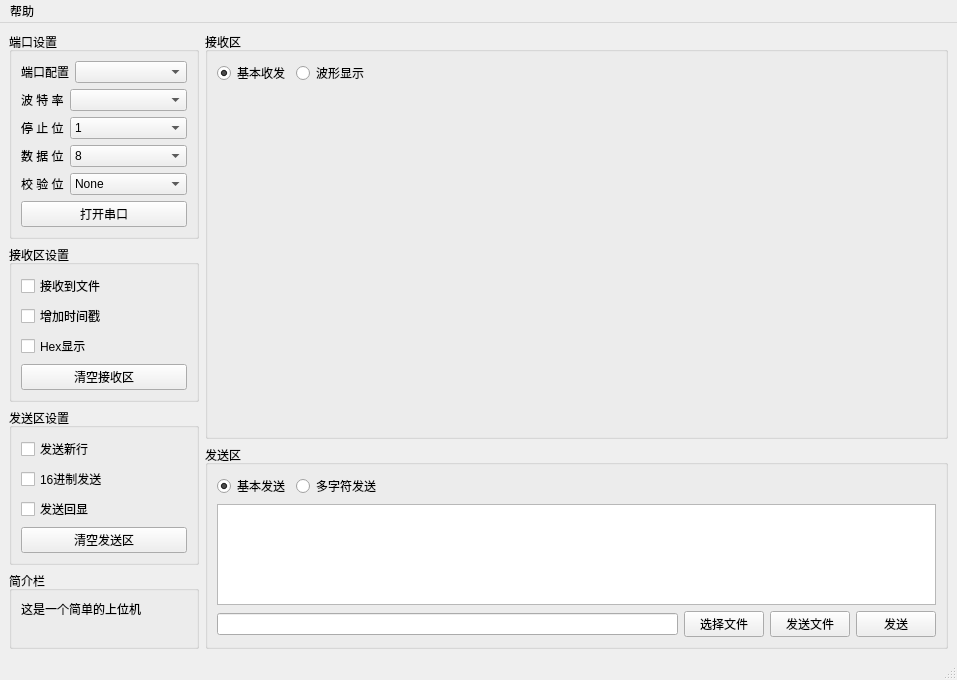
First picture: the form in mainwindow.ui, repository snqx-lqh/JYSWJ, before the edit.
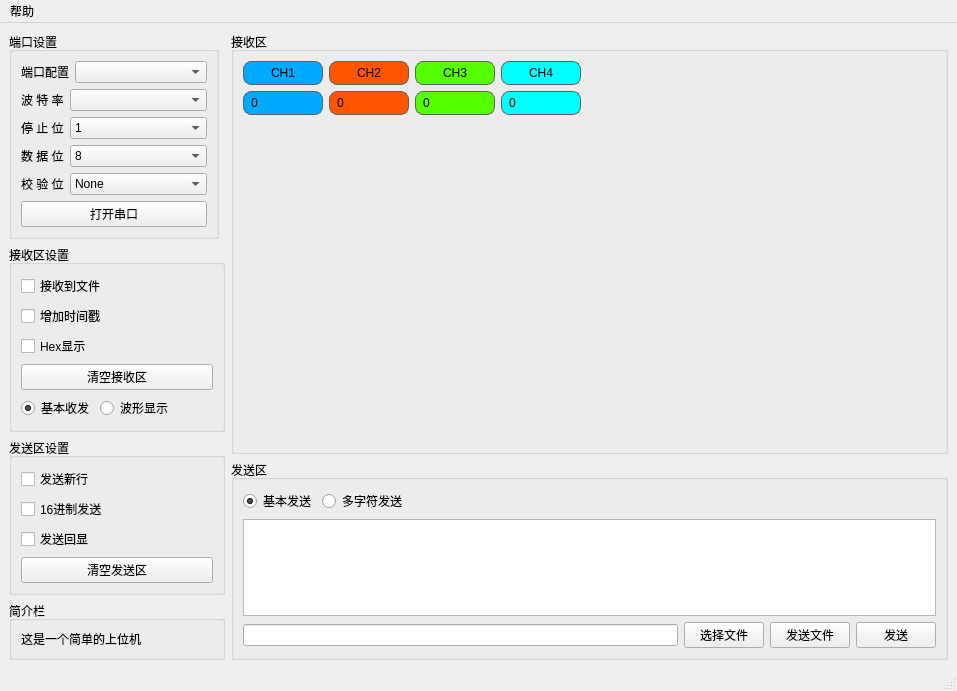
Second picture: the form after the edit. The open tabs and pages were chosen to show the change. Icons and pictures are not drawn. Custom widgets are drawn as their Qt base class.

What changed in the file:
```diff
--- a/mainwindow.ui
+++ b/mainwindow.ui
@@ -535,6 +535,43 @@
            </property>
           </widget>
          </item>
+         <item>
+          <layout class="QHBoxLayout" name="horizontalLayout_9">
+           <item>
+            <widget class="QRadioButton" name="rB_BasicComunication">
+             <property name="text">
+              <string>基本收发</string>
+             </property>
+             <property name="checked">
+              <bool>true</bool>
+             </property>
+            </widget>
+           </item>
+           <item>
+            <widget class="QRadioButton" name="rB_WaveShow">
+             <property name="enabled">
+              <bool>true</bool>
+             </property>
+             <property name="text">
+              <string>波形显示</string>
+             </property>
+            </widget>
+           </item>
+           <item>
+            <spacer name="horizontalSpacer">
+             <property name="orientation">
+              <enum>Qt::Horizontal</enum>
+             </property>
+             <property name="sizeHint" stdset="0">
+              <size>
+               <width>40</width>
+               <height>20</height>
+              </size>
+             </property>
+            </spacer>
+           </item>
+          </layout>
+         </item>
         </layout>
        </widget>
       </item>
@@ -610,7 +647,7 @@
      </layout>
     </item>
     <item>
-     <layout class="QVBoxLayout" name="verticalLayout_2" stretch="2,1">
+     <layout class="QVBoxLayout" name="verticalLayout_2" stretch="0,0">
       <item>
        <widget class="QGroupBox" name="groupBox_4">
         <property name="minimumSize">
@@ -623,42 +660,11 @@
          <string>接收区</string>
         </property>
         <layout class="QVBoxLayout" name="verticalLayout_6">
-         <item>
-          <layout class="QHBoxLayout" name="horizontalLayout_9">
-           <item>
-            <widget class="QRadioButton" name="rB_BasicComunication">
-             <property name="text">
-              <string>基本收发</string>
-             </property>
-             <property name="checked">
-              <bool>true</bool>
-             </property>
-            </widget>
-           </item>
-           <item>
-            <widget class="QRadioButton" name="rB_WaveShow">
-             <property name="text">
-              <string>波形显示</string>
-             </property>
-            </widget>
-           </item>
-           <item>
-            <spacer name="horizontalSpacer">
-             <property name="orientation">
-              <enum>Qt::Horizontal</enum>
-             </property>
-             <property name="sizeHint" stdset="0">
-              <size>
-               <width>40</width>
-               <height>20</height>
-              </size>
-             </property>
-            </spacer>
-           </item>
-          </layout>
-         </item>
          <item>
           <widget class="QStackedWidget" name="stackedWidget_Recv">
+           <property name="frameShape">
+            <enum>QFrame::NoFrame</enum>
+           </property>
            <property name="currentIndex">
             <number>0</number>
            </property>
@@ -682,7 +688,199 @@
             </layout>
            </widget>
            <widget class="QWidget" name="page_4">
-            <layout class="QVBoxLayout" name="verticalLayout_16"/>
+            <layout class="QVBoxLayout" name="verticalLayout_16">
+             <property name="leftMargin">
+              <number>0</number>
+             </property>
+             <property name="topMargin">
+              <number>0</number>
+             </property>
+             <property name="rightMargin">
+              <number>0</number>
+             </property>
+             <property name="bottomMargin">
+              <number>0</number>
+             </property>
+             <item>
+              <layout class="QGridLayout" name="gridLayout_2">
+               <item row="0" column="2">
+                <widget class="QPushButton" name="btn_CH3">
+                 <property name="styleSheet">
+                  <string notr="true">background-color:rgb(85, 255, 0);
+border-radius:8px;
+border:1px solid #606060;
+padding:4px;</string>
+                 </property>
+                 <property name="text">
+                  <string>CH3</string>
+                 </property>
+                </widget>
+               </item>
+               <item row="0" column="0">
+                <widget class="QPushButton" name="btn_CH1">
+                 <property name="styleSheet">
+                  <string notr="true">background-color:rgb(0, 170, 255);
+border-radius:8px;
+border:1px solid #606060;
+padding:4px;</string>
+                 </property>
+                 <property name="text">
+                  <string>CH1</string>
+                 </property>
+                </widget>
+               </item>
+               <item row="1" column="0">
+                <widget class="QLabel" name="label_ch1">
+                 <property name="sizePolicy">
+                  <sizepolicy hsizetype="Preferred" vsizetype="Fixed">
+                   <horstretch>0</horstretch>
+                   <verstretch>0</verstretch>
+                  </sizepolicy>
+                 </property>
+                 <property name="minimumSize">
+                  <size>
+                   <width>80</width>
+                   <height>0</height>
+                  </size>
+                 </property>
+                 <property name="styleSheet">
+                  <string notr="true">background-color:rgb(0, 170, 255);
+border-radius:8px;
+border:1px solid #606060;
+padding:4px;</string>
+                 </property>
+                 <property name="text">
+                  <string>0</string>
+                 </property>
+                </widget>
+               </item>
+               <item row="0" column="4">
+                <spacer name="horizontalSpacer_3">
+                 <property name="orientation">
+                  <enum>Qt::Horizontal</enum>
+                 </property>
+                 <property name="sizeHint" stdset="0">
+                  <size>
+                   <width>40</width>
+                   <height>20</height>
+                  </size>
+                 </property>
+                </spacer>
+               </item>
+               <item row="0" column="3">
+                <widget class="QPushButton" name="btn_CH4">
+                 <property name="styleSheet">
+                  <string notr="true">background-color:rgb(0, 255, 255);
+border-radius:8px;
+border:1px solid #606060;
+padding:4px;</string>
+                 </property>
+                 <property name="text">
+                  <string>CH4</string>
+                 </property>
+                </widget>
+               </item>
+               <item row="0" column="1">
+                <widget class="QPushButton" name="btn_CH2">
+                 <property name="styleSheet">
+                  <string notr="true">background-color:rgb(255, 85, 0);
+border-radius:8px;
+border:1px solid #606060;
+padding:4px;</string>
+                 </property>
+                 <property name="text">
+                  <string>CH2</string>
+                 </property>
+                </widget>
+               </item>
+               <item row="1" column="2">
+                <widget class="QLabel" name="label_ch3">
+                 <property name="sizePolicy">
+                  <sizepolicy hsizetype="Preferred" vsizetype="Preferred">
+                   <horstretch>0</horstretch>
+                   <verstretch>0</verstretch>
+                  </sizepolicy>
+                 </property>
+                 <property name="minimumSize">
+                  <size>
+                   <width>80</width>
+                   <height>0</height>
+                  </size>
+                 </property>
+                 <property name="styleSheet">
+                  <string notr="true">background-color:rgb(85, 255, 0);
+border-radius:8px;
+border:1px solid #606060;
+padding:4px;</string>
+                 </property>
+                 <property name="text">
+                  <string>0</string>
+                 </property>
+                </widget>
+               </item>
+               <item row="1" column="3">
+                <widget class="QLabel" name="label_ch4">
+                 <property name="sizePolicy">
+                  <sizepolicy hsizetype="Preferred" vsizetype="Preferred">
+                   <horstretch>0</horstretch>
+                   <verstretch>0</verstretch>
+                  </sizepolicy>
+                 </property>
+                 <property name="minimumSize">
+                  <size>
+                   <width>80</width>
+                   <height>0</height>
+                  </size>
+                 </property>
+                 <property name="styleSheet">
+                  <string notr="true">background-color:rgb(0, 255, 255);
+border-radius:8px;
+border:1px solid #606060;
+padding:4px;</string>
+                 </property>
+                 <property name="text">
+                  <string>0</string>
+                 </property>
+                </widget>
+               </item>
+               <item row="1" column="1">
+                <widget class="QLabel" name="label_ch2">
+                 <property name="sizePolicy">
+                  <sizepolicy hsizetype="Preferred" vsizetype="Preferred">
+                   <horstretch>0</horstretch>
+                   <verstretch>0</verstretch>
+                  </sizepolicy>
+                 </property>
+                 <property name="minimumSize">
+                  <size>
+                   <width>80</width>
+                   <height>0</height>
+                  </size>
+                 </property>
+                 <property name="styleSheet">
+                  <string notr="true">background-color:rgb(255, 85, 0);
+border-radius:8px;
+border:1px solid #606060;
+padding:4px;</string>
+                 </property>
+                 <property name="text">
+                  <string>0</string>
+                 </property>
+                </widget>
+               </item>
+              </layout>
+             </item>
+             <item>
+              <widget class="QCustomPlot" name="widget_WaveShow" native="true">
+               <property name="sizePolicy">
+                <sizepolicy hsizetype="Preferred" vsizetype="Expanding">
+                 <horstretch>0</horstretch>
+                 <verstretch>0</verstretch>
+                </sizepolicy>
+               </property>
+              </widget>
+             </item>
+            </layout>
            </widget>
           </widget>
          </item>
@@ -691,6 +889,12 @@
       </item>
       <item>
        <widget class="QGroupBox" name="groupBox_send">
+        <property name="maximumSize">
+         <size>
+          <width>16777215</width>
+          <height>200</height>
+         </size>
+        </property>
         <property name="title">
          <string>发送区</string>
         </property>
@@ -893,6 +1097,14 @@
    </property>
   </action>
  </widget>
+ <customwidgets>
+  <customwidget>
+   <class>QCustomPlot</class>
+   <extends>QWidget</extends>
+   <header>qcustomplot.h</header>
+   <container>1</container>
+  </customwidget>
+ </customwidgets>
  <resources>
   <include location="MyImages.qrc"/>
  </resources>
```
Left out of the diff: 2 changed lines with no effect on the pictures.
